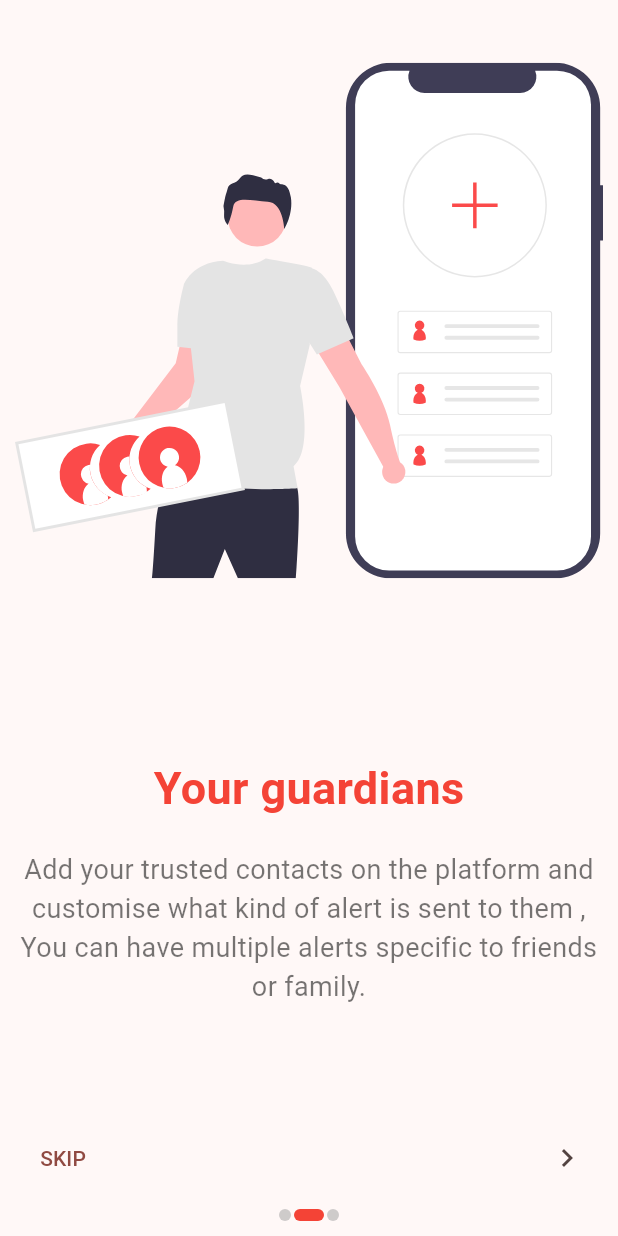
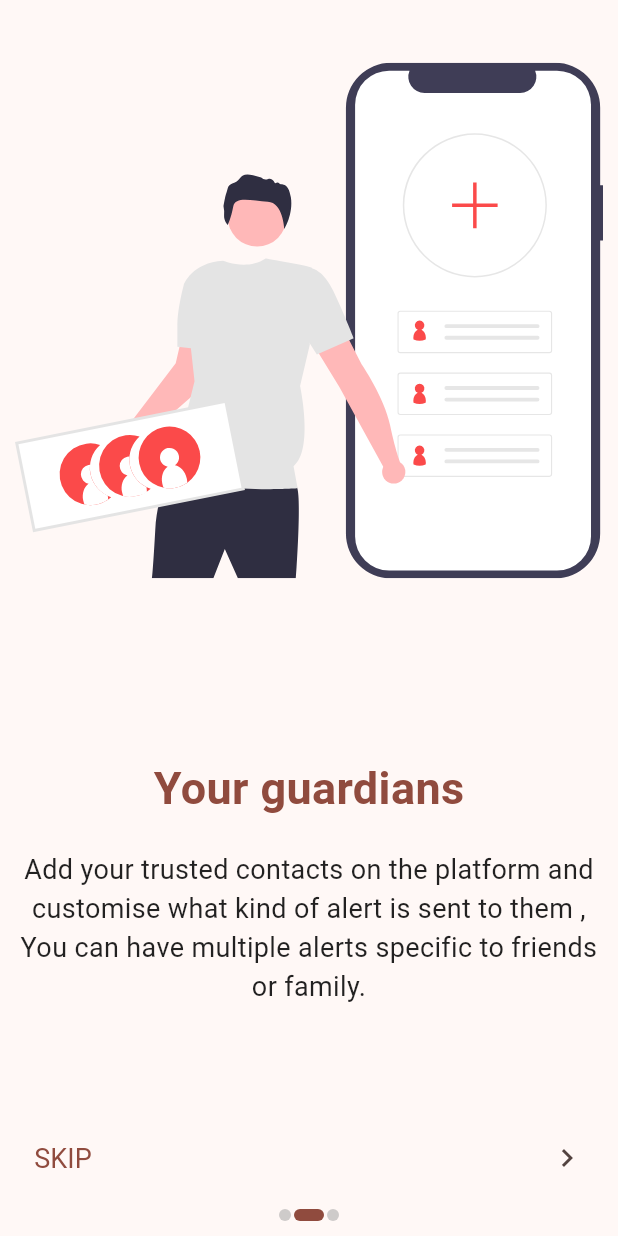
Before and after one commit to conykay/gadian, a Flutter app: the screen it shows after launch, swiped to page 2, on a phone screen of 412 x 824 dp. Run offline on Flutter 3.47's test engine with Material 2 defaults, Android fonts, the phone set to English and light mode, and no system bars; drawn by our look-alikes of dynamic_color; our stand-ins replace cloud_firestore, contacts_service, firebase_auth, firebase_core, flutter_riverpod, flutter_svg and 4 more; accounts and stored records are empty; generated files the repository leaves out were written again; Roboto replaces fonts that are missing (Mukta).

```diff
--- a/lib/constants.dart
+++ b/lib/constants.dart
@@ -6,21 +6,13 @@ import 'package:google_fonts/google_fonts.dart';
 ThemeData kThemeData(BuildContext context) => ThemeData(
       useMaterial3: true,
       textTheme: GoogleFonts.muktaTextTheme(),
-      colorSchemeSeed: Colors.red,
+      colorSchemeSeed: const Color(0xfff73319),
       // primarySwatch: Colors.red,
       // colorScheme: Theme.of(context).colorScheme.copyWith(
       //       primary: Colors.red,
       //       secondary: Colors.red,
       //       onPrimary: Colors.red.shade50,
       //     ),
-      // appBarTheme: const AppBarTheme(
-      //   elevation: 0.1,
-      //   titleTextStyle: TextStyle(
-      //     color: Colors.white,
-      //     fontSize: 25,
-      //     fontWeight: FontWeight.w400,
-      //   ),
-      // ),
       inputDecorationTheme: const InputDecorationTheme(
         // isDense: true,
         filled: true,
@@ -29,22 +21,19 @@ ThemeData kThemeData(BuildContext context) => ThemeData(
           borderSide: BorderSide.none,
         ),
       ),
-      // textButtonTheme: TextButtonThemeData(
-      //   style: TextButton.styleFrom(
-      //     onSurface: Colors.red,
-      //     textStyle: const TextStyle(
-      //       fontSize: 18,
-      //     ),
-      //   ),
-      // ),
+      textButtonTheme: TextButtonThemeData(
+        style: TextButton.styleFrom(
+          textStyle: const TextStyle(
+            fontSize: 18,
+          ),
+        ),
+      ),
       filledButtonTheme: FilledButtonThemeData(
-          style: FilledButton.styleFrom(
-        minimumSize: const Size.fromHeight(50),
-        padding: const EdgeInsets.symmetric(
-          horizontal: 50,
-          vertical: 10,
+        style: FilledButton.styleFrom(
+          minimumSize: const Size.fromHeight(50),
+          textStyle: const TextStyle(fontSize: 18.0),
         ),
-      )),
+      ),
       elevatedButtonTheme: ElevatedButtonThemeData(
         style: ElevatedButton.styleFrom(
           minimumSize: const Size.fromHeight(50),
@@ -76,11 +65,11 @@ final List<OnboardingInfo> kOnboardingInfo = [
 ];
 
 // text styles
-TextStyle kHeadlineText = TextStyle(
-  fontSize: 30,
-  fontWeight: FontWeight.bold,
-  color: Colors.red.shade500,
-);
+TextStyle kHeadlineText(BuildContext context) => TextStyle(
+      fontSize: 30,
+      fontWeight: FontWeight.bold,
+      color: Theme.of(context).primaryColor,
+    );
 
 //email  validation regex.
 bool kIsValidEmail(value) {
--- a/lib/main.dart
+++ b/lib/main.dart
@@ -56,26 +56,10 @@ class _MyAppState extends ConsumerState<MyApp> {
       _showInternetStatusBanner(next.toString());
     });
 
-    return DynamicColorBuilder(
-        builder: (ColorScheme? lightDynamic, ColorScheme? darkDynamic) {
-      ColorScheme lightColorScheme;
-      ColorScheme darkColorScheme;
-
-      if (lightDynamic != null && darkDynamic != null) {
-        lightColorScheme = lightDynamic.harmonized();
-        lightColorScheme = lightColorScheme.copyWith(secondary: Colors.red);
-        darkColorScheme = darkDynamic.harmonized();
-        darkColorScheme = darkColorScheme.copyWith(secondary: Colors.red);
-      } else {
-        lightColorScheme = ColorScheme.fromSeed(seedColor: Colors.red);
-        darkColorScheme = ColorScheme.fromSeed(
-            seedColor: Colors.red, brightness: Brightness.dark);
-      }
-
     return MaterialApp(
         debugShowCheckedModeBanner: false,
-          theme: kThemeData(context).copyWith(colorScheme: lightColorScheme),
-          darkTheme: kThemeData(context).copyWith(colorScheme: darkColorScheme),
+        theme: kThemeData(context),
+        darkTheme: kThemeData(context).copyWith(brightness: Brightness.dark),
         themeMode: ThemeMode.system,
         scaffoldMessengerKey: scaffoldKey,
         home: authStateChange.when(
@@ -86,7 +70,6 @@ class _MyAppState extends ConsumerState<MyApp> {
                     body: Center(
                   child: CircularProgressIndicator(),
                 ))));
-    });
   }
 
   void _showInternetStatusBanner(Object? next) {
--- a/lib/models/user_model.dart
+++ b/lib/models/user_model.dart
@@ -14,7 +14,7 @@ class UserModel {
   @JsonKey(defaultValue: '')
   final String password;
   @JsonKey(defaultValue: [])
-  final List<Contact> contacts;
+  final List<ContactModel> contacts;
   UserModel(this.name, this.password, this.email, this.phoneNumber,
       this.contacts, this.imageUrl);
 
--- a/lib/screens/authentication/pages/forgotPassword_page.dart
+++ b/lib/screens/authentication/pages/forgotPassword_page.dart
@@ -37,7 +37,7 @@ class _ForgotPasswordPageState extends ConsumerState<ForgotPasswordPage> {
         _buildForgotPasswordForm(),
         Padding(
           padding: const EdgeInsets.symmetric(horizontal: 30.0, vertical: 10),
-          child: ElevatedButton(
+          child: FilledButton(
             onPressed: () => _handleForgotPassword(scaffold),
             child: ref.watch(showLoadingForgotPassword)
                 ? CircularProgressIndicator(
--- a/lib/screens/authentication/pages/login_page.dart
+++ b/lib/screens/authentication/pages/login_page.dart
@@ -42,7 +42,7 @@ class _LoginPageState extends ConsumerState<LoginPage> {
           padding: const EdgeInsets.symmetric(horizontal: 30.0, vertical: 10),
           child: Column(
             children: [
-              ElevatedButton(
+              FilledButton(
                 onPressed: () => _handleLogin(scaffold),
                 child: ref.watch(loadingLogin)
                     ? CircularProgressIndicator(
--- a/lib/screens/main_screen.dart
+++ b/lib/screens/main_screen.dart
@@ -91,7 +91,9 @@ class MainScreen extends ConsumerWidget {
       },
       child: Scaffold(
         appBar: AppBar(
-          title: Text(navigationItems[nIndex].label),
+          title: Text(
+            navigationItems[nIndex].label,
+          ),
         ),
         body: IndexedStack(
           index: nIndex,
--- a/lib/screens/onboarding/onboarding_screen.dart
+++ b/lib/screens/onboarding/onboarding_screen.dart
@@ -28,7 +28,7 @@ class _OnboardingScreenState extends ConsumerState<OnboardingScreen> {
         decoration: BoxDecoration(
           borderRadius: BorderRadius.circular(50),
           color: ref.watch(currentIndex) == index
-              ? Colors.red
+              ? Theme.of(context).primaryColor
               : Colors.grey.withOpacity(0.5),
         ),
         curve: Curves.easeIn,
@@ -72,7 +72,7 @@ class _OnboardingScreenState extends ConsumerState<OnboardingScreen> {
                           children: [
                             Text(
                               current.title,
-                              style: kHeadlineText,
+                              style: kHeadlineText(context),
                             ),
                             const SizedBox(
                               height: 20,
@@ -83,7 +83,6 @@ class _OnboardingScreenState extends ConsumerState<OnboardingScreen> {
                               style: const TextStyle(
                                 fontSize: 18,
                                 fontWeight: FontWeight.w400,
-                                color: Colors.black54,
                               ),
                             ),
                           ],
@@ -92,7 +91,7 @@ class _OnboardingScreenState extends ConsumerState<OnboardingScreen> {
                       index + 1 == kOnboardingInfo.length
                           ? Padding(
                               padding: const EdgeInsets.only(bottom: 10.0),
-                              child: ElevatedButton(
+                              child: FilledButton(
                                 onPressed: () => onGetStarted(),
                                 child: const Text('Get Started'),
                               ),
```
Also changed, not shown: lib/models/contact_model.dart (+24 -7 lines), lib/screens/Contacts/contacts_view_model.dart (+18 -10 lines), lib/screens/Contacts/pages/create_contact_group_page.dart (+34 -17 lines), lib/services/contacts/contacts_service.dart (+18 -3 lines), lib/models/contact_model.g.dart, lib/models/user_model.g.dart. Lines whose indentation alone changed are shown as unchanged.
